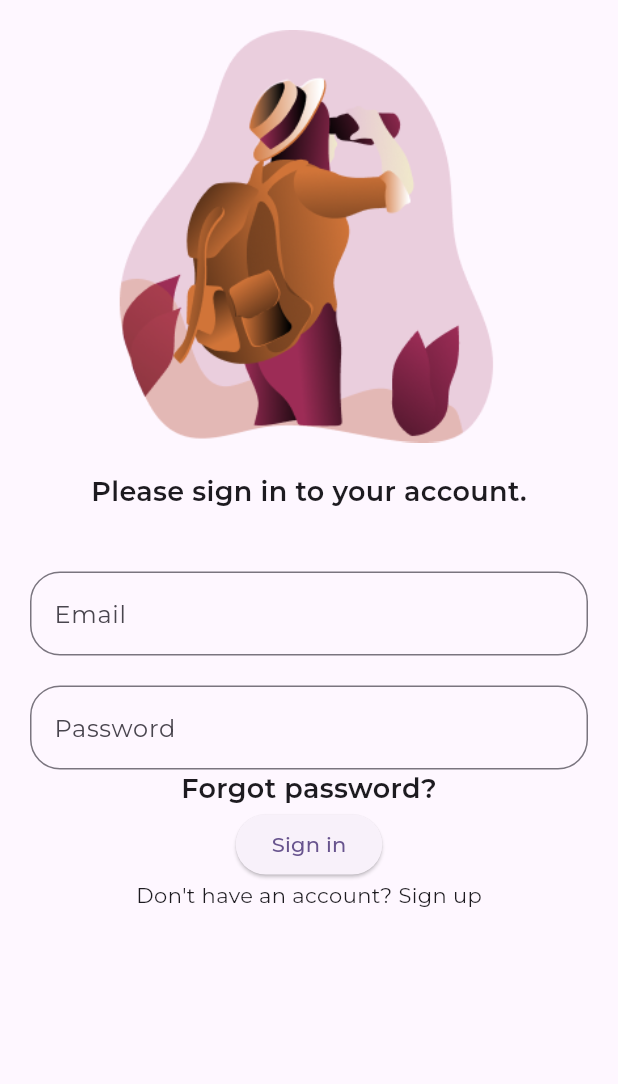
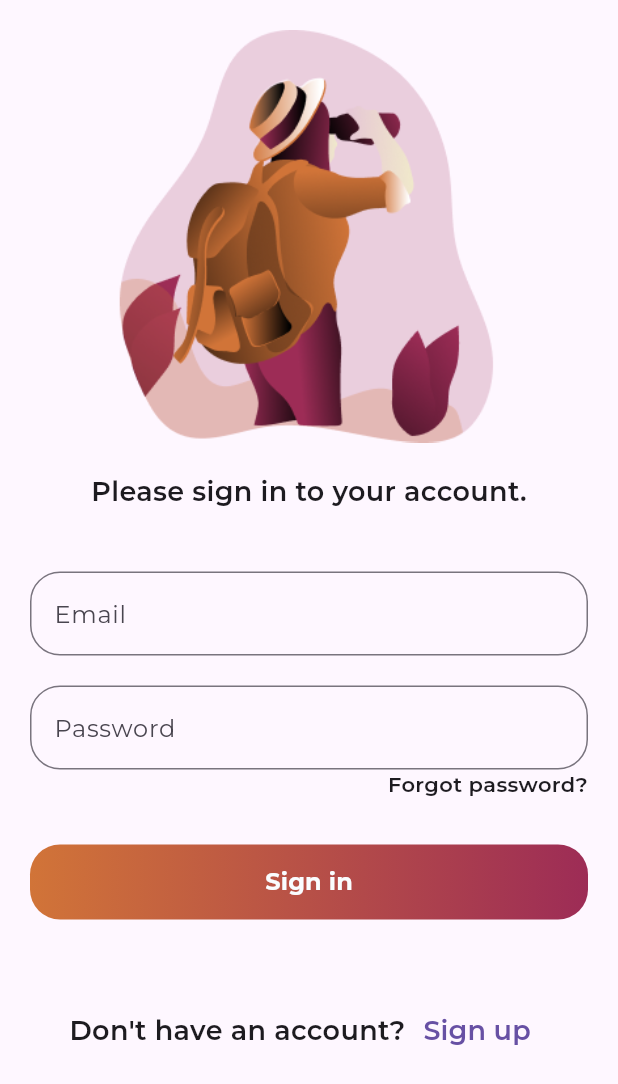
Before and after one commit to FilipKisic/sights_app_2025, a Flutter app: the screen it shows after launch, on a phone screen of 412 x 824 dp. Shown: the top 1084 px of the screen. Run offline on Flutter 3.47's test engine with Material 3 defaults, Android fonts, the phone set to English and light mode, and no system bars; our stand-ins replace lottie.

Commit message:
Finsihed up sign in screen

```diff
--- a/lib/main.dart
+++ b/lib/main.dart
@@ -1,5 +1,6 @@
 import 'package:flutter/material.dart';
 import 'package:sights_app/screen/sign_in_screen.dart';
+import 'package:sights_app/style/app_theme.dart';
 
 void main() {
   runApp(const MyApp());
@@ -12,11 +13,7 @@ class MyApp extends StatelessWidget {
   Widget build(BuildContext context) {
     return MaterialApp(
       title: 'Flutter Demo',
-      theme: ThemeData(
-        colorScheme: ColorScheme.fromSeed(seedColor: Colors.deepPurple),
-        useMaterial3: true,
-        fontFamily: 'Montserrat'
-      ),
+      theme: lightTheme,
       home: const SignInScreen(),
     );
   }
--- a/lib/screen/sign_in_screen.dart
+++ b/lib/screen/sign_in_screen.dart
@@ -1,6 +1,7 @@
 import 'package:flutter/material.dart';
 import 'package:sights_app/style/extensions.dart';
 import 'package:sights_app/style/text_styles.dart';
+import 'package:sights_app/widget/custom_button.dart';
 import 'package:sights_app/widget/custom_text_field.dart';
 
 class SignInScreen extends StatelessWidget {
@@ -21,18 +22,37 @@ class SignInScreen extends StatelessWidget {
                 style: context.textSubtitle,
               ),
               const SizedBox(height: 40),
-              CustomTextField(placeholder: "Email"),
+              const CustomTextField(placeholder: "Email"),
               const SizedBox(height: 20),
-              CustomTextField(placeholder: "Password"),
-              Text(
-                "Forgot password?",
-                style: context.textSubtitle,
+              const CustomTextField(placeholder: "Password"),
+              Row(
+                mainAxisAlignment: MainAxisAlignment.end,
+                children: [
+                  Text(
+                    "Forgot password?",
+                    style: context.textSubtitle.copyWith(fontSize: 14),
+                  ),
+                ],
               ),
-              ElevatedButton(
-                onPressed: () {},
-                child: Text("Sign in"),
-              ),
-              Text("Don't have an account? Sign up")
+              const SizedBox(height: 30),
+              const CustomButton(),
+              const SizedBox(height: 50),
+              Row(
+                mainAxisAlignment: MainAxisAlignment.center,
+                children: [
+                  Text(
+                    "Don't have an account?",
+                    style: context.textSubtitle,
+                  ),
+                  TextButton(
+                    onPressed: () {},
+                    child: Text(
+                      "Sign up",
+                      style: context.textSubtitle,
+                    ),
+                  )
+                ],
+              )
             ],
           ),
         ),
--- /dev/null
+++ b/lib/style/app_theme.dart
@@ -0,0 +1,18 @@
+import 'package:flutter/material.dart';
+import 'package:sights_app/style/colors.dart';
+
+final lightTheme = ThemeData(
+  useMaterial3: true,
+  fontFamily: 'Montserrat',
+  extensions: const [
+    AppColors(
+      text: textColorLight,
+      background: backgroundColorLight,
+      border: borderColorLight,
+      error: errorColorLight,
+      gradientBegin: gradientBeginColorLight,
+      gradientEnd: gradientEndColorLight,
+      cardText: cardTextColorLight,
+    ),
+  ],
+);
--- a/lib/style/text_styles.dart
+++ b/lib/style/text_styles.dart
@@ -2,8 +2,11 @@ import 'package:flutter/material.dart';
 
 const _subtitleTextStyle = TextStyle(fontSize: 18, fontWeight: FontWeight.w600);
 const _textFieldTextStyle = TextStyle(fontSize: 18, fontWeight: FontWeight.w500);
+const _buttonTextStyle = TextStyle(fontWeight: FontWeight.bold, fontSize: 16);
 
 extension CustomTextStyle on TextTheme {
   TextStyle get subtitleTextStyle => _subtitleTextStyle;
   TextStyle get textFieldTextStyle => _textFieldTextStyle;
+  TextStyle get buttonTextStyle => _buttonTextStyle;
+
 }
--- /dev/null
+++ b/lib/widget/custom_button.dart
@@ -0,0 +1,35 @@
+import 'package:flutter/material.dart';
+import 'package:sights_app/style/colors.dart';
+import 'package:sights_app/style/extensions.dart';
+
+class CustomButton extends StatelessWidget {
+  const CustomButton({super.key});
+
+  @override
+  Widget build(BuildContext context) {
+    return Container(
+      height: 50,
+      decoration: BoxDecoration(
+        gradient: LinearGradient(
+          colors: [
+            context.colorGradientBegin,
+            context.colorGradientEnd,
+          ],
+        ),
+        borderRadius: BorderRadius.circular(20),
+      ),
+      width: double.maxFinite,
+      child: ElevatedButton(
+        style: ElevatedButton.styleFrom(
+          backgroundColor: Colors.transparent,
+          shadowColor: Colors.transparent,
+        ),
+        onPressed: () {},
+        child: Text(
+          "Sign in",
+          style: context.textButton,
+        ),
+      ),
+    );
+  }
+}
```
Also changed, not shown: lib/style/colors.dart (added, +67 -0 lines), lib/style/extensions.dart (+10 -0 lines).
